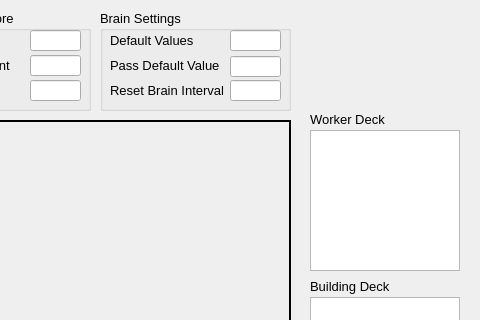
Before: the Qt Designer form ui/GameBoard.ui in coleslaugh/StPetersburgAI, drawn with Qt 5; both pictures show x 800 to 1280 and y 0 to 320 of the 1280 by 800 pixel window.
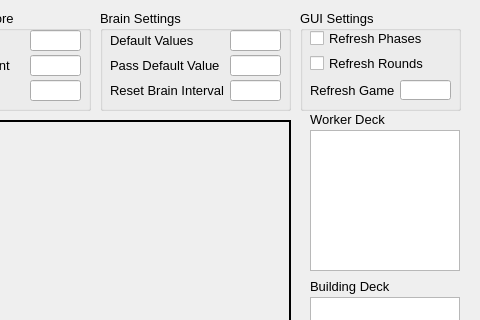
After: the same form once the commit is applied. Icons and pictures are not drawn.

```diff
--- a/ui/GameBoard.ui
+++ b/ui/GameBoard.ui
@@ -1581,7 +1581,7 @@
      <property name="geometry">
       <rect>
        <x>130</x>
-       <y>46</y>
+       <y>45</y>
        <width>51</width>
        <height>21</height>
       </rect>
@@ -1699,6 +1699,81 @@
      </property>
     </widget>
    </widget>
+   <widget class="QGroupBox" name="groupBox_7">
+    <property name="geometry">
+     <rect>
+      <x>1100</x>
+      <y>10</y>
+      <width>161</width>
+      <height>101</height>
+     </rect>
+    </property>
+    <property name="font">
+     <font>
+      <pointsize>10</pointsize>
+     </font>
+    </property>
+    <property name="title">
+     <string>GUI Settings</string>
+    </property>
+    <widget class="QLabel" name="label_37">
+     <property name="geometry">
+      <rect>
+       <x>10</x>
+       <y>70</y>
+       <width>91</width>
+       <height>20</height>
+      </rect>
+     </property>
+     <property name="font">
+      <font>
+       <pointsize>10</pointsize>
+      </font>
+     </property>
+     <property name="text">
+      <string>Refresh Game</string>
+     </property>
+     <property name="alignment">
+      <set>Qt::AlignLeading|Qt::AlignLeft|Qt::AlignVCenter</set>
+     </property>
+    </widget>
+    <widget class="QCheckBox" name="checkBoxRefreshPhases">
+     <property name="geometry">
+      <rect>
+       <x>10</x>
+       <y>20</y>
+       <width>131</width>
+       <height>17</height>
+      </rect>
+     </property>
+     <property name="text">
+      <string>Refresh Phases</string>
+     </property>
+    </widget>
+    <widget class="QCheckBox" name="checkBoxRefreshRounds">
+     <property name="geometry">
+      <rect>
+       <x>10</x>
+       <y>45</y>
+       <width>131</width>
+       <height>17</height>
+      </rect>
+     </property>
+     <property name="text">
+      <string>Refresh Rounds</string>
+     </property>
+    </widget>
+    <widget class="QLineEdit" name="lineRefreshGameInterval">
+     <property name="geometry">
+      <rect>
+       <x>100</x>
+       <y>70</y>
+       <width>51</width>
+       <height>20</height>
+      </rect>
+     </property>
+    </widget>
+   </widget>
   </widget>
   <widget class="QStatusBar" name="statusbar"/>
  </widget>
```
